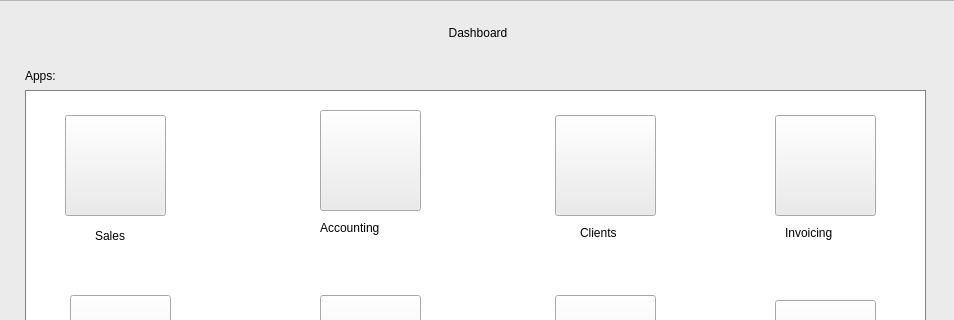
First picture: the form in views/main_window_menu.ui, repository cojocariudaniel1/Licenta-Crearea-de-aplicatii-in-Python-folosind-UML, before the edit; both pictures show x 0 to 954 and y 0 to 320 of the 954 by 673 pixel window.
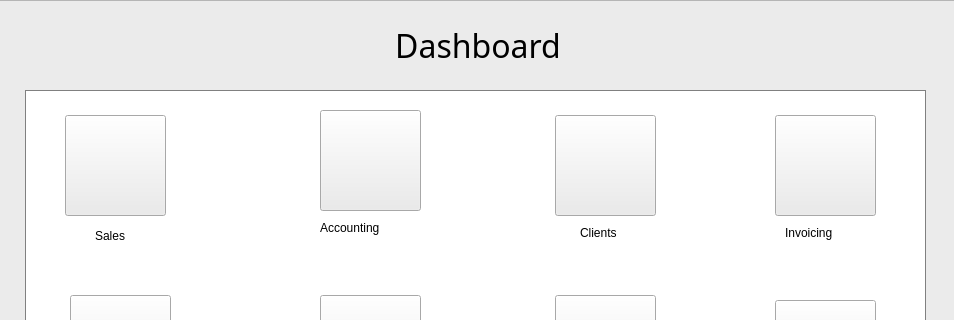
Second picture: the form after the edit. Icons and pictures are not drawn.

Patch:
```diff
--- a/views/main_window_menu.ui
+++ b/views/main_window_menu.ui
@@ -524,32 +524,24 @@
      </property>
     </widget>
    </widget>
-   <widget class="QLabel" name="label_13">
-    <property name="geometry">
-     <rect>
-      <x>40</x>
-      <y>65</y>
-      <width>116</width>
-      <height>21</height>
-     </rect>
-    </property>
-    <property name="styleSheet">
-     <string notr="true">font: 63 14pt &quot;Lucida Bright&quot;;
-background-color: rgb(235, 235, 235);</string>
-    </property>
-    <property name="text">
-     <string>Apps:</string>
-    </property>
-   </widget>
    <widget class="QLabel" name="label_14">
     <property name="geometry">
      <rect>
       <x>15</x>
       <y>5</y>
       <width>956</width>
-      <height>56</height>
+      <height>81</height>
      </rect>
     </property>
+    <property name="font">
+     <font>
+      <family>Lucida Bright</family>
+      <pointsize>24</pointsize>
+      <weight>50</weight>
+      <italic>false</italic>
+      <bold>false</bold>
+     </font>
+    </property>
     <property name="styleSheet">
      <string notr="true">font: 24pt &quot;Lucida Bright&quot;;
 background-color: rgb(235, 235, 235);</string>
```
Left out of the diff: 22 changed lines with no effect on the pictures.
